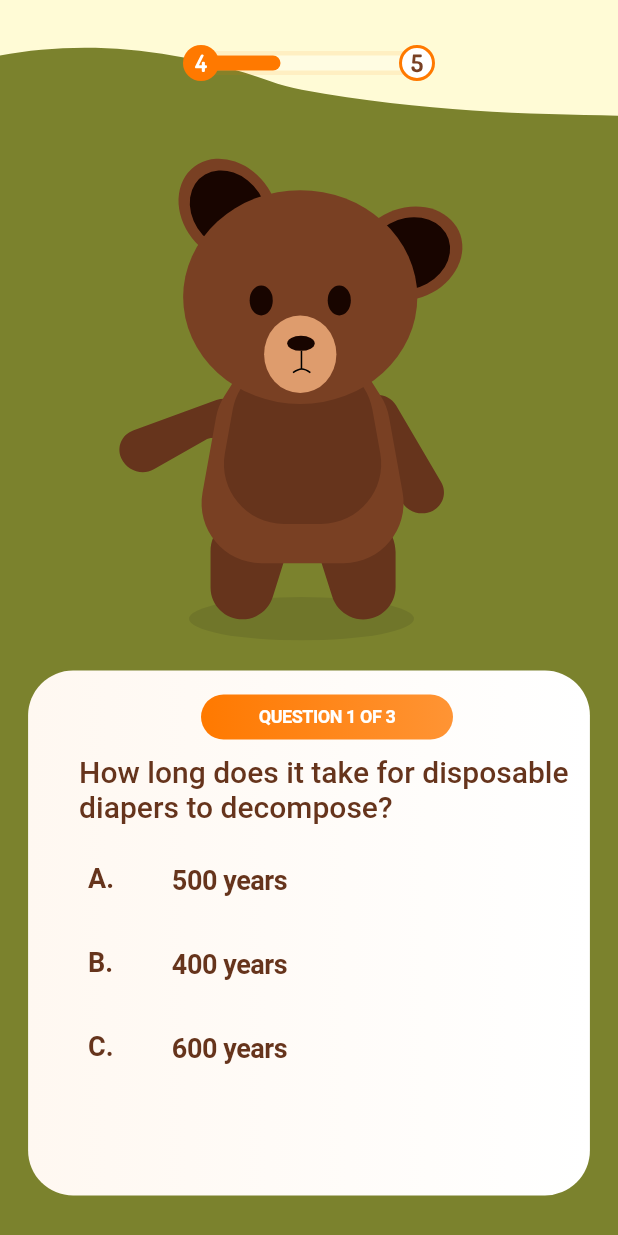
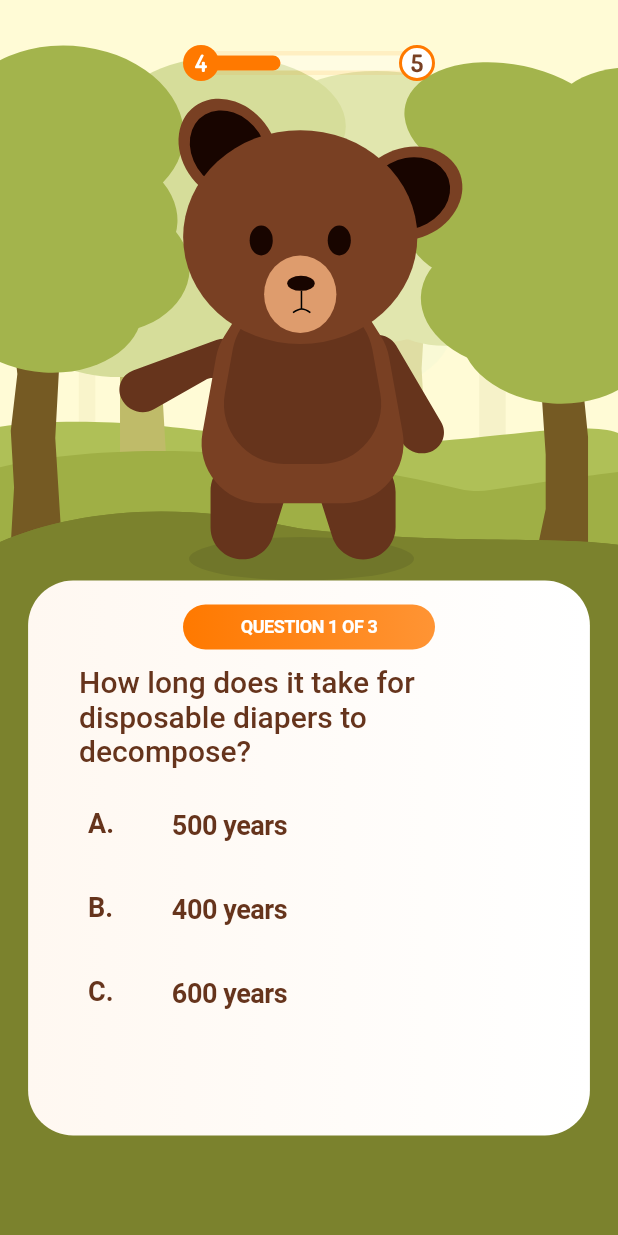
Before and after one commit to papril91/ecopet-hackyeah2022, a Flutter app: the screen it shows after launch, after a tap on "HELP THE BEAR", on a phone screen of 412 x 824 dp. Run offline on Flutter 3.47's test engine with Material 2 defaults, Android fonts, the phone set to English and light mode, and no system bars; our stand-ins replace flutter_svg, google_fonts; Roboto replaces fonts that are missing (Dosis); project files that could hold a hidden picture were left out.

Commit message:
display fix

```diff
--- a/lib/constants.dart
+++ b/lib/constants.dart
@@ -17,4 +17,10 @@ const bPrimaryGradient = LinearGradient(
   end: Alignment.centerRight,
 );
 
+const pPrimaryGradient = LinearGradient(
+  colors: [Color(0xFFFFFBD6), Color(0xFFFFFFFF)],
+  begin: Alignment.topCenter,
+  end: Alignment.bottomCenter,
+);
+
 const double kDefaultPadding = 20.0;
--- a/lib/view/Widgets/option_box.dart
+++ b/lib/view/Widgets/option_box.dart
@@ -1,6 +1,7 @@
 import 'package:flutter/material.dart';
 import 'package:google_fonts/google_fonts.dart';
 import 'package:provider/provider.dart';
+import 'package:quizapp2/constants.dart';
 
 import '../../controller/index_controller.dart';
 
@@ -26,26 +27,30 @@ class OptionBox extends StatelessWidget {
   Widget build(BuildContext context) {
     return Consumer<IndexController>(builder: (context, provider, child) {
       Color changeColor() {
+        print('provider.optionSelected: ${provider.optionSelected}');
         if (provider.optionSelected == 1 && providerIndexForOption == 1) {
-          return Colors.black;
+          return const Color(0xFFFF7900);
         } else if (provider.optionSelected == 2 &&
             providerIndexForOption == 2) {
-          return Colors.black;
+          return const Color(0xFFFF7900);
         } else if (provider.optionSelected == 3 &&
             providerIndexForOption == 3) {
-          return Colors.black;
+          return const Color(0xFFFF7900);
         } else if (provider.optionSelected == 4 &&
             providerIndexForOption == 4) {
-          return Colors.black;
+          return const Color(0xFFFF7900);
         }
-        return Colors.blue;
+        return Colors.transparent;
       }
 
-      return ListTile(
+      return Container(
+        color: changeColor(),
+        child: ListTile(
           onTap: () {
             provider.selectedOptionIndex(providerIndexForOption);
           },
-        shape: RoundedRectangleBorder(borderRadius: BorderRadius.circular(10)),
+          shape:
+              RoundedRectangleBorder(borderRadius: BorderRadius.circular(10)),
           tileColor: changeColor(),
           leading: Text(
             optionIndex,
@@ -65,6 +70,7 @@ class OptionBox extends StatelessWidget {
               color: const Color(0xFF66341C),
             ),
           ),
+        ),
       );
     });
   }
--- a/lib/view/screens/home_screen.dart
+++ b/lib/view/screens/home_screen.dart
@@ -32,26 +32,29 @@ class FirstPage extends StatelessWidget {
       body: Stack(
         fit: StackFit.expand,
         children: [
-          SvgPicture.asset('assets/icons/bg.svg', fit: BoxFit.fitHeight),
+          SvgPicture.asset('assets/icons/bg_duze.svg', fit: BoxFit.fill),
           SafeArea(
             child: Column(
               children: [
                 SvgPicture.asset('assets/icons/level-progress.svg',
                     fit: BoxFit.fill),
-                const SizedBox(height: 40),
                 SvgPicture.asset('assets/icons/sad_bear.svg'),
-                const SizedBox(height: 20),
+                // const SizedBox(height: 20),
                 Positioned(
-                  top: 20,
+                  top: 10,
                   child: Container(
-                    height: 350,
+                    height: 370,
                     width: (MediaQuery.of(context).size.width / 1.10),
                     decoration: BoxDecoration(
                       gradient: bPrimaryGradient,
                       borderRadius: BorderRadius.circular(30),
                     ),
                     child: Padding(
-                      padding: const EdgeInsets.only(top: 16, left: 24),
+                      padding: const EdgeInsets.only(
+                        top: 16,
+                        left: 24,
+                        right: 24,
+                      ),
                       child: Column(
                         crossAxisAlignment: CrossAxisAlignment.center,
                         children: [
@@ -169,7 +172,8 @@ class FirstPage extends StatelessWidget {
                                                                   marksEarnedFromQuiz:
                                                                       marksObtainedFromCorrectAnswer,
                                                                 ),
-                                                                ));
+                                                              ),
+                                                            );
                                                           }
                                                           provider
                                                               .selectedOptionIndex(
--- a/lib/view/screens/start_screen.dart
+++ b/lib/view/screens/start_screen.dart
@@ -79,7 +79,7 @@ class HomeScreen extends StatelessWidget {
                           ),
                         ),
                         Positioned(
-                          bottom: 60,
+                          bottom: 110,
                           left: 0,
                           right: 0,
                           child: Column(
```
Also changed, not shown: lib/view/screens/points_screen.dart (added, +198 -0 lines), lib/view/screens/result_screen.dart (+86 -5 lines), assets/icons/5points.svg (added), assets/icons/bg_level.svg (added), assets/icons/orange.svg (added), assets/icons/stars.svg (added), assets/icons/trees.svg (added). Lines whose indentation alone changed are shown as unchanged.
